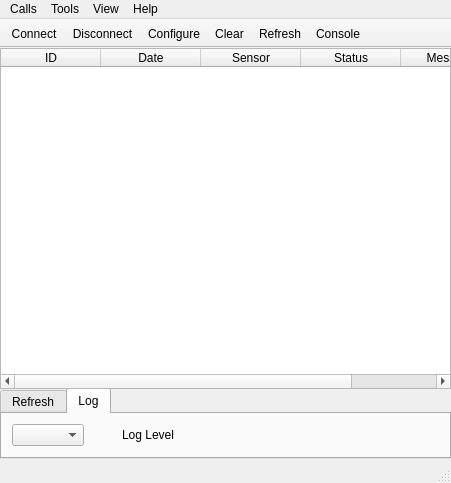
Old version of the form mainwindow.ui in the repository kot9pa/com-monitor.
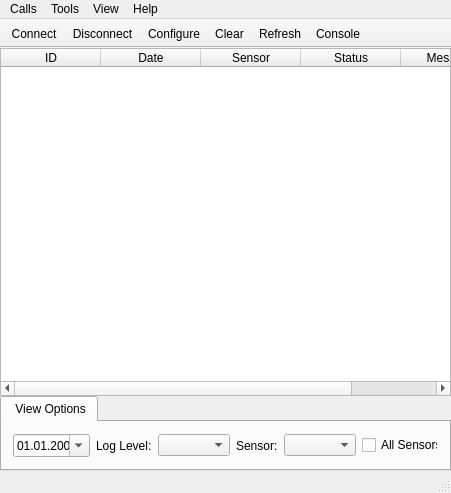
New version of the form. Icons and pictures are not drawn.

```diff
--- a/mainwindow.ui
+++ b/mainwindow.ui
@@ -10,7 +10,7 @@
     <x>0</x>
     <y>0</y>
     <width>451</width>
-    <height>483</height>
+    <height>493</height>
    </rect>
   </property>
   <property name="sizePolicy">
@@ -22,13 +22,13 @@
   <property name="minimumSize">
    <size>
     <width>451</width>
-    <height>483</height>
+    <height>493</height>
    </size>
   </property>
   <property name="maximumSize">
    <size>
-    <width>451</width>
-    <height>483</height>
+    <width>16777215</width>
+    <height>16777215</height>
    </size>
   </property>
   <property name="cursor">
@@ -50,92 +50,34 @@
    <property name="layoutDirection">
     <enum>Qt::LeftToRight</enum>
    </property>
-   <widget class="QTabWidget" name="tabWidget">
-    <property name="geometry">
-     <rect>
-      <x>0</x>
-      <y>340</y>
-      <width>451</width>
-      <height>71</height>
-     </rect>
+   <layout class="QVBoxLayout" name="verticalLayout_2">
+    <property name="spacing">
+     <number>0</number>
     </property>
-    <property name="sizePolicy">
-     <sizepolicy hsizetype="Preferred" vsizetype="Preferred">
-      <horstretch>0</horstretch>
-      <verstretch>0</verstretch>
-     </sizepolicy>
+    <property name="leftMargin">
+     <number>0</number>
     </property>
-    <property name="currentIndex">
-     <number>1</number>
+    <property name="topMargin">
+     <number>0</number>
     </property>
-    <widget class="QWidget" name="refresh">
-     <attribute name="title">
-      <string>Refresh</string>
-     </attribute>
-     <widget class="QComboBox" name="refreshBox">
-      <property name="geometry">
-       <rect>
-        <x>10</x>
-        <y>10</y>
-        <width>69</width>
-        <height>21</height>
-       </rect>
-      </property>
-     </widget>
-     <widget class="QLabel" name="refreshTime">
-      <property name="geometry">
-       <rect>
-        <x>90</x>
-        <y>10</y>
-        <width>111</width>
-        <height>21</height>
-       </rect>
-      </property>
-      <property name="text">
-       <string>Refresh Interval (sec)</string>
+    <property name="rightMargin">
+     <number>0</number>
+    </property>
+    <property name="bottomMargin">
+     <number>0</number>
+    </property>
+    <item>
+     <layout class="QVBoxLayout" name="verticalLayout">
+      <property name="spacing">
+       <number>0</number>
       </property>
-     </widget>
-    </widget>
-    <widget class="QWidget" name="log">
-     <attribute name="title">
-      <string>Log</string>
-     </attribute>
-     <widget class="QLabel" name="loglevelTime">
-      <property name="geometry">
-       <rect>
-        <x>120</x>
-        <y>10</y>
-        <width>61</width>
-        <height>21</height>
-       </rect>
-      </property>
-      <property name="text">
-       <string>Log Level</string>
-      </property>
-     </widget>
-     <widget class="QComboBox" name="loglevelBox">
-      <property name="geometry">
-       <rect>
-        <x>10</x>
-        <y>10</y>
-        <width>81</width>
-        <height>20</height>
-       </rect>
-      </property>
-      <property name="sizeAdjustPolicy">
-       <enum>QComboBox::AdjustToContents</enum>
-      </property>
-     </widget>
-    </widget>
-   </widget>
+      <item>
    <widget class="QTableWidget" name="tableWidget">
-    <property name="geometry">
-     <rect>
-      <x>0</x>
-      <y>0</y>
-      <width>451</width>
+        <property name="minimumSize">
+         <size>
+          <width>441</width>
       <height>341</height>
-     </rect>
+         </size>
     </property>
     <property name="sizeAdjustPolicy">
      <enum>QAbstractScrollArea::AdjustIgnored</enum>
@@ -196,6 +138,103 @@
      </property>
     </column>
    </widget>
+      </item>
+      <item>
+       <widget class="QTabWidget" name="tabWidget">
+        <property name="enabled">
+         <bool>true</bool>
+        </property>
+        <property name="sizePolicy">
+         <sizepolicy hsizetype="Preferred" vsizetype="Preferred">
+          <horstretch>0</horstretch>
+          <verstretch>0</verstretch>
+         </sizepolicy>
+        </property>
+        <property name="minimumSize">
+         <size>
+          <width>441</width>
+          <height>71</height>
+         </size>
+        </property>
+        <property name="currentIndex">
+         <number>0</number>
+        </property>
+        <property name="tabsClosable">
+         <bool>false</bool>
+        </property>
+        <widget class="QWidget" name="log">
+         <attribute name="title">
+          <string> View Options</string>
+         </attribute>
+         <layout class="QHBoxLayout" name="horizontalLayout">
+          <item>
+           <widget class="QDateTimeEdit" name="dateTimeEdit">
+            <property name="displayFormat">
+             <string>dd.MM.yyyy</string>
+            </property>
+            <property name="calendarPopup">
+             <bool>true</bool>
+            </property>
+           </widget>
+          </item>
+          <item>
+           <widget class="QLabel" name="loglevelTime">
+            <property name="text">
+             <string>Log Level:</string>
+            </property>
+           </widget>
+          </item>
+          <item>
+           <widget class="QComboBox" name="logLevelBox">
+            <property name="sizeAdjustPolicy">
+             <enum>QComboBox::AdjustToContentsOnFirstShow</enum>
+            </property>
+           </widget>
+          </item>
+          <item>
+           <widget class="QLabel" name="sensorNumber">
+            <property name="text">
+             <string>Sensor:</string>
+            </property>
+           </widget>
+          </item>
+          <item>
+           <widget class="QComboBox" name="sensorBox">
+            <property name="enabled">
+             <bool>true</bool>
+            </property>
+            <property name="sizeAdjustPolicy">
+             <enum>QComboBox::AdjustToContentsOnFirstShow</enum>
+            </property>
+           </widget>
+          </item>
+          <item>
+           <widget class="QCheckBox" name="sensorCheck">
+            <property name="text">
+             <string>All Sensors</string>
+            </property>
+           </widget>
+          </item>
+          <item>
+           <spacer name="horizontalSpacer">
+            <property name="orientation">
+             <enum>Qt::Horizontal</enum>
+            </property>
+            <property name="sizeHint" stdset="0">
+             <size>
+              <width>40</width>
+              <height>20</height>
+             </size>
+            </property>
+           </spacer>
+          </item>
+         </layout>
+        </widget>
+       </widget>
+      </item>
+     </layout>
+    </item>
+   </layout>
   </widget>
   <widget class="QMenuBar" name="menuBar">
    <property name="geometry">
```
Lines whose indentation alone changed are shown as unchanged.
